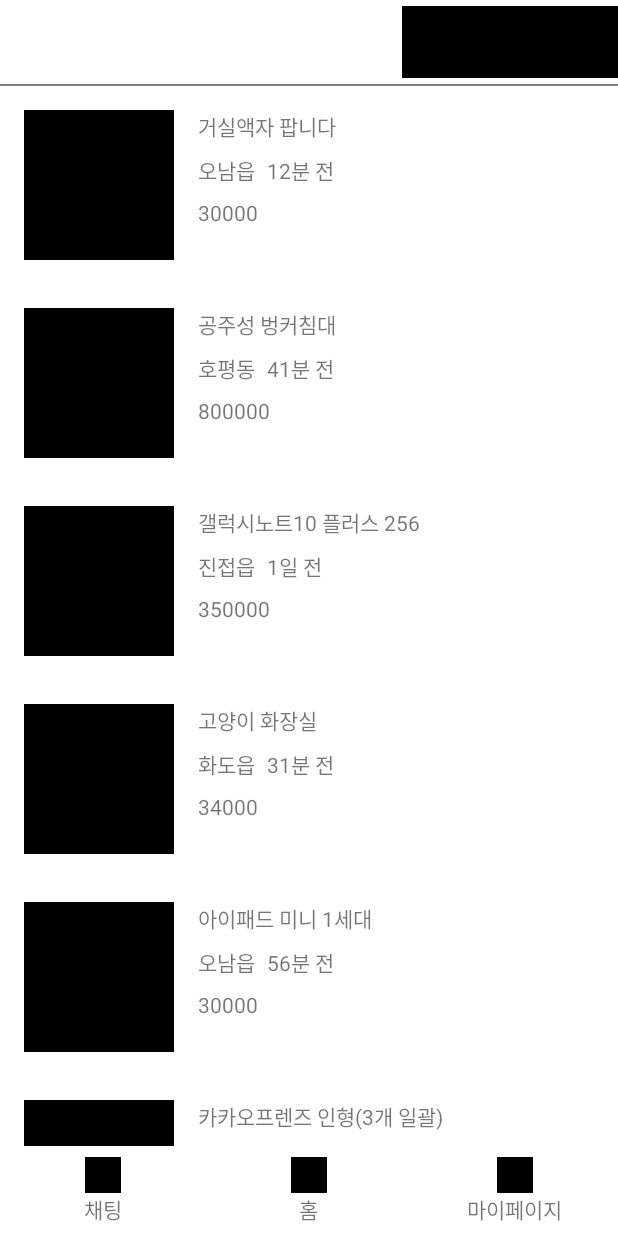
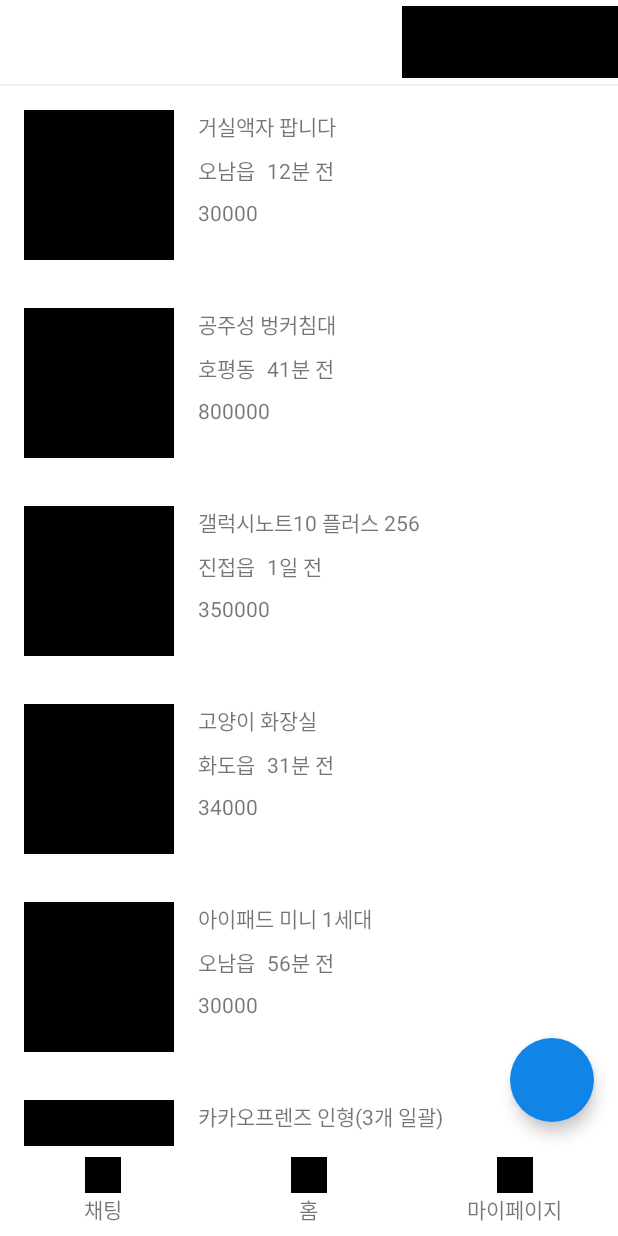
Before and after one commit to Sookhee/ShinhanESGMarket, an Android app: the screen it shows after launch (MainActivity), on a phone screen of 412 x 824 dp. Run offline under Robolectric (Android 15) with nearby library versions, the phone set to English and light mode, and no system bars; our stand-ins replace data binding; libraries missing offline, so code that uses them is left out: kotlin.jvm.functions.

Commit message:
홈 패널에 글쓰기로 이동하는 FAB 추가

```diff
--- a/app/src/main/java/com/github/sookhee/shinhanesgmarket/home/HomeFragment.kt
+++ b/app/src/main/java/com/github/sookhee/shinhanesgmarket/home/HomeFragment.kt
@@ -34,6 +34,7 @@ class HomeFragment : Fragment() {
         binding.btnSearch.setOnClickListener { Toast.makeText(context, "SEARCH", Toast.LENGTH_SHORT).show() }
         binding.btnCategory.setOnClickListener { Toast.makeText(context, "CATEGORY", Toast.LENGTH_SHORT).show() }
         binding.btnAlarm.setOnClickListener { Toast.makeText(context, "ALARM", Toast.LENGTH_SHORT).show() }
+        binding.homeFab.setOnClickListener { Toast.makeText(context, "FAB", Toast.LENGTH_SHORT).show() }
     }
 
     private fun initRecyclerView() {
--- a/app/src/main/res/layout/fragment_home.xml
+++ b/app/src/main/res/layout/fragment_home.xml
@@ -60,5 +60,17 @@
             app:layout_constraintStart_toStartOf="parent"
             app:layout_constraintTop_toBottomOf="@id/toolbarGuideLine"
             tools:listitem="@layout/item_product" />
+
+        <com.google.android.material.floatingactionbutton.FloatingActionButton
+            android:id="@+id/homeFab"
+            android:layout_width="56dp"
+            android:layout_height="56dp"
+            android:layout_margin="16dp"
+            android:layout_marginEnd="16dp"
+            android:layout_marginBottom="16dp"
+            android:backgroundTint="@color/blue"
+            app:borderWidth="0dp"
+            app:layout_constraintBottom_toBottomOf="parent"
+            app:layout_constraintEnd_toEndOf="parent" />
     </androidx.constraintlayout.widget.ConstraintLayout>
 </layout>
--- a/app/src/main/res/values/colors.xml
+++ b/app/src/main/res/values/colors.xml
@@ -7,5 +7,6 @@
     <color name="teal_700">#FF018786</color>
     <color name="black">#FF000000</color>
     <color name="white">#FFFFFFFF</color>
-    <color name="gray">#808080</color>
+    <color name="gray">#EEEEEE</color>
+    <color name="blue">#1184E8</color>
 </resources>
```
